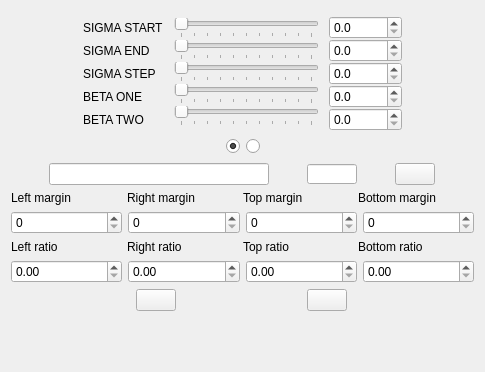
Old version of the form ui/frangi_detektor.ui in the repository RaphCucul/Image-registration-GUI.
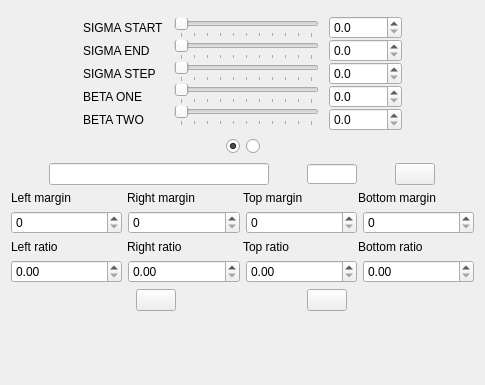
New version of the form. Icons and pictures are not drawn.

```diff
--- a/ui/frangi_detektor.ui
+++ b/ui/frangi_detektor.ui
@@ -7,7 +7,7 @@
     <x>0</x>
     <y>0</y>
     <width>485</width>
-    <height>372</height>
+    <height>385</height>
    </rect>
   </property>
   <property name="sizePolicy">
```
Left out of the diff: 6 changed lines with no effect on the pictures.
